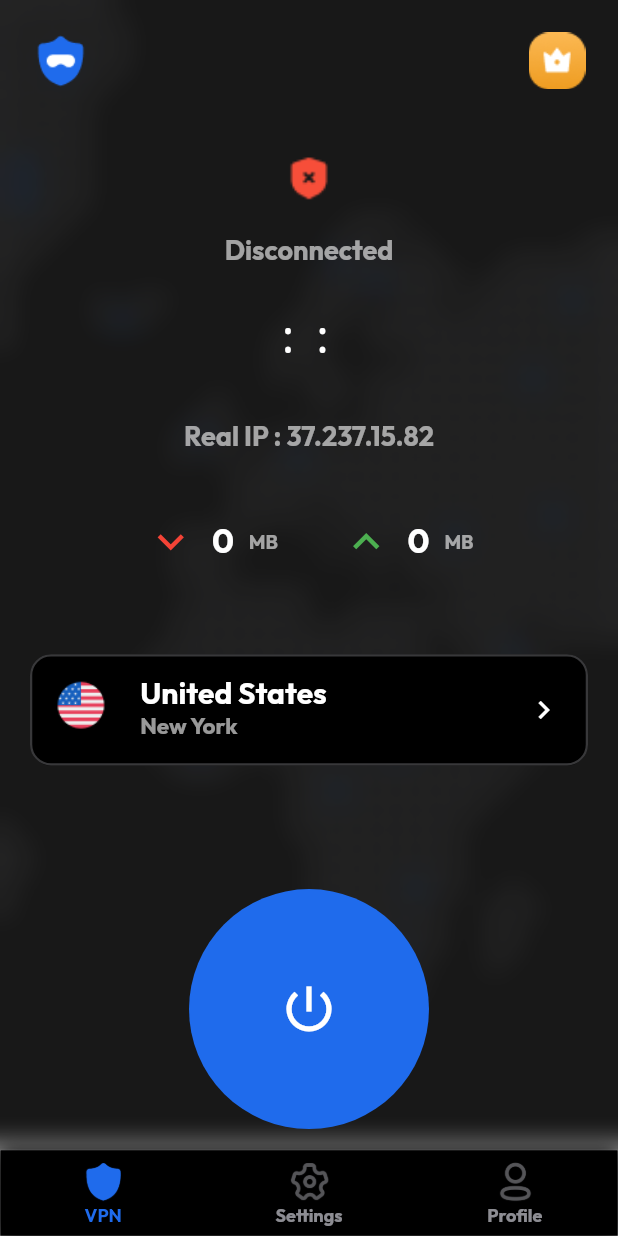
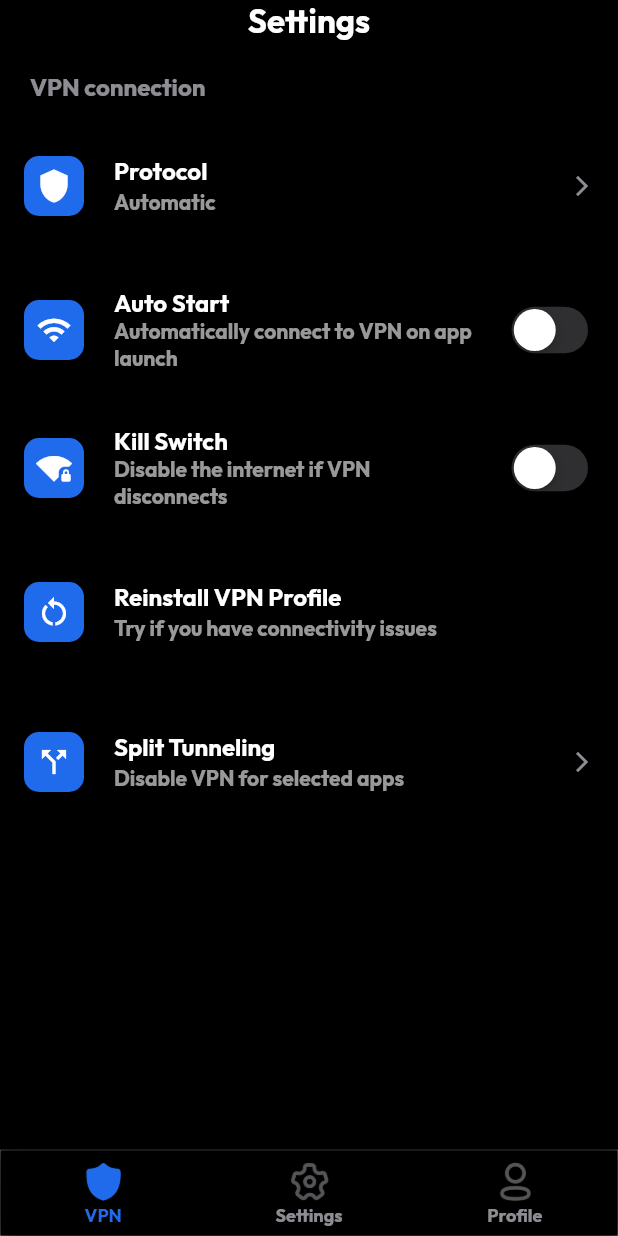
Before and after one commit to axelabbas/fullvpn, a Flutter app: the screen it shows after launch, swiped to page 2, on a phone screen of 412 x 824 dp. Run offline on Flutter 3.47's test engine with Material 2 defaults, Android fonts, the light colour scheme and no system bars; missing offline and left inert: custom_timer; Roboto replaces fonts that are missing (Monospace).

Commit message:
inital settings Screen need to setup provider for switches

```diff
--- /dev/null
+++ b/lib/Views/Screens/settings/settingsScreen.dart
@@ -0,0 +1,103 @@
+import 'package:flutter/cupertino.dart';
+import 'package:flutter/material.dart';
+import 'package:fullvpn/Models/colorsModel.dart';
+import 'package:fullvpn/Views/Widgets/settings/settingsTile.dart';
+
+class settingsScreen extends StatefulWidget {
+  const settingsScreen({super.key});
+
+  @override
+  State<settingsScreen> createState() => _settingsScreenState();
+}
+
+class _settingsScreenState extends State<settingsScreen> {
+  bool killSwitch = false;
+  bool autoStart = false;
+
+  @override
+  Widget build(BuildContext context) {
+    return Container(
+      color: Colors.black,
+      child: Column(
+        children: [
+          Text(
+            "Settings",
+            style: TextStyle(
+                color: Colors.white, fontSize: 22, fontWeight: FontWeight.bold),
+          ),
+          Padding(
+            padding: const EdgeInsets.all(20.0),
+            child: Align(
+              alignment: Alignment.centerLeft,
+              child: Text(
+                "VPN connection",
+                style: TextStyle(
+                    color: myColors.secondaryColor,
+                    fontSize: 16,
+                    fontWeight: FontWeight.bold),
+              ),
+            ),
+          ),
+          settingsTile(
+            title: 'Protocol',
+            subtitle: "Automatic",
+            icon: Icons.shield,
+            trailing: Icon(
+              Icons.arrow_forward_ios,
+              color: myColors.secondaryColor,
+              size: 16,
+            ),
+          ),
+          settingsTile(
+            title: 'Auto Start',
+            subtitle: "Automatically connect to VPN on app launch",
+            icon: Icons.wifi,
+            trailing: CupertinoSwitch(
+              trackColor: myColors.secondaryColor.withOpacity(0.2),
+              value: autoStart,
+              onChanged: (value) {
+                setState(() {
+                  autoStart = value;
+                });
+              },
+              activeColor: myColors.primaryColor,
+            ),
+          ),
+          settingsTile(
+            title: 'Kill Switch',
+            subtitle: "Disable the internet if VPN disconnects",
+            icon: Icons.wifi_lock,
+            trailing: CupertinoSwitch(
+              trackColor: myColors.secondaryColor.withOpacity(0.2),
+              value: killSwitch,
+              onChanged: (value) {
+                setState(() {
+                  killSwitch = value;
+                });
+              },
+              activeColor: myColors.primaryColor,
+            ),
+          ),
+          settingsTile(
+              title: 'Reinstall VPN Profile',
+              subtitle: "Try if you have connectivity issues",
+              icon: Icons.restart_alt,
+              trailing: Container(
+                height: 10,
+                width: 10,
+              )),
+          settingsTile(
+            title: 'Split Tunneling',
+            subtitle: "Disable VPN for selected apps",
+            icon: Icons.call_split_outlined,
+            trailing: Icon(
+              Icons.arrow_forward_ios,
+              color: myColors.secondaryColor,
+              size: 16,
+            ),
+          ),
+        ],
+      ),
+    );
+  }
+}
--- /dev/null
+++ b/lib/Views/Widgets/settings/settingsTile.dart
@@ -0,0 +1,53 @@
+import 'package:flutter/material.dart';
+import 'package:fullvpn/Models/colorsModel.dart';
+
+class settingsTile extends StatefulWidget {
+  late String title;
+  late String subtitle;
+  late IconData icon;
+  late Widget trailing;
+  settingsTile(
+      {super.key,
+      required this.title,
+      required this.subtitle,
+      required this.icon,
+      required this.trailing});
+
+  @override
+  State<settingsTile> createState() => _settingsTileState();
+}
+
+class _settingsTileState extends State<settingsTile> {
+  @override
+  Widget build(BuildContext context) {
+    return Padding(
+      padding: const EdgeInsets.only(bottom: 28),
+      child: ListTile(
+          horizontalTitleGap: 20,
+          leading: Container(
+            width: 40,
+            height: 40,
+            decoration: BoxDecoration(
+                color: myColors.primaryColor,
+                borderRadius: BorderRadius.circular(10)),
+            child: Icon(
+              widget.icon,
+              color: Colors.white,
+            ),
+          ),
+          title: Text(
+            widget.title,
+            style: TextStyle(
+                color: Colors.white, fontSize: 16, fontWeight: FontWeight.bold),
+          ),
+          subtitle: Text(
+            widget.subtitle,
+            style: TextStyle(
+                color: Colors.white.withOpacity(0.6),
+                fontSize: 14,
+                fontWeight: FontWeight.bold),
+          ),
+          trailing: widget.trailing),
+    );
+  }
+}
--- a/lib/Views/bnb.dart
+++ b/lib/Views/bnb.dart
@@ -1,6 +1,7 @@
 import 'package:flutter/material.dart';
 import 'package:fullvpn/Models/colorsModel.dart';
 import 'package:fullvpn/Views/Screens/home/homeScreen.dart';
+import 'package:fullvpn/Views/Screens/settings/settingsScreen.dart';
 
 class bottomNav extends StatefulWidget {
   const bottomNav({super.key});
@@ -12,8 +13,8 @@ class bottomNav extends StatefulWidget {
 class _bottomNavState extends State<bottomNav> {
   int _pageIndex = 0;
   final List<Widget> _pages = [
-     const homeScreen(),
     const homeScreen(),
+    const settingsScreen(),
     const homeScreen(),
     const homeScreen(),
   ];
```
